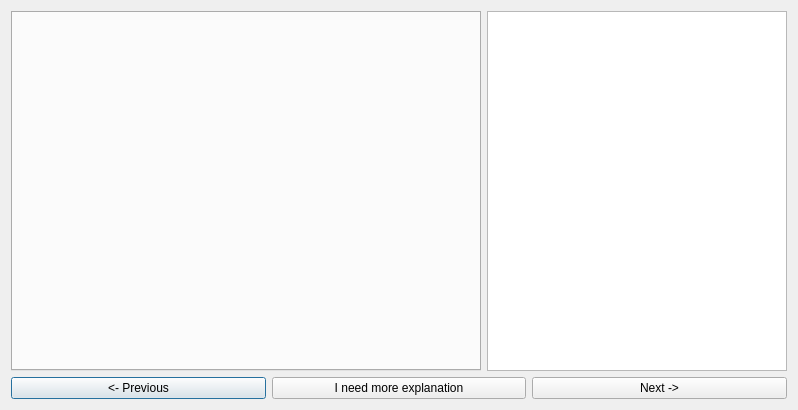
This is ModelWizard/wizarddialog.ui in ArashMassoudieh/OpenHydroQual as Qt 5 draws it before an edit. The edited form follows.
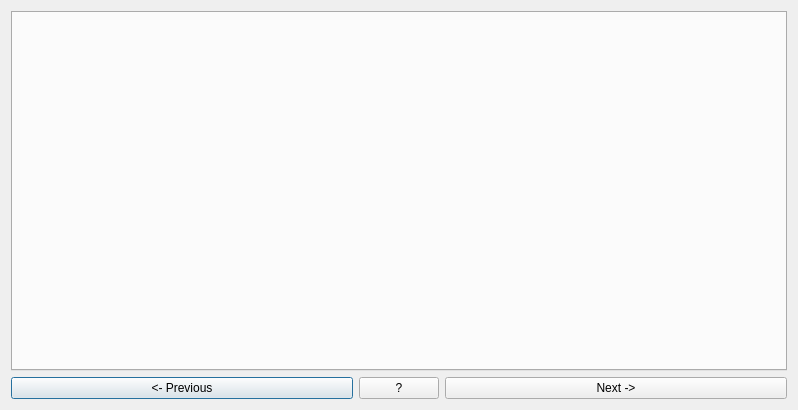
This is the edited form.

What changed in the file:
```diff
--- a/ModelWizard/wizarddialog.ui
+++ b/ModelWizard/wizarddialog.ui
@@ -15,24 +15,14 @@
   </property>
   <layout class="QVBoxLayout" name="verticalLayout">
    <item>
-    <layout class="QHBoxLayout" name="horizontalLayout_2" stretch="3,1">
+    <layout class="QHBoxLayout" name="horizontalLayout_2" stretch="3">
      <item>
       <widget class="QTabWidget" name="tabWidget"/>
      </item>
-     <item>
-      <widget class="QGraphicsView" name="graphicsView">
-       <property name="minimumSize">
-        <size>
-         <width>300</width>
-         <height>0</height>
-        </size>
-       </property>
-      </widget>
-     </item>
     </layout>
    </item>
    <item>
-    <layout class="QHBoxLayout" name="horizontalLayout">
+    <layout class="QHBoxLayout" name="horizontalLayout" stretch="1,0,1">
      <item>
       <widget class="QPushButton" name="Previous">
        <property name="text">
@@ -43,7 +33,7 @@
      <item>
       <widget class="QPushButton" name="OpenHTML">
        <property name="text">
-        <string>I need more explanation</string>
+        <string>?</string>
        </property>
       </widget>
      </item>
```
